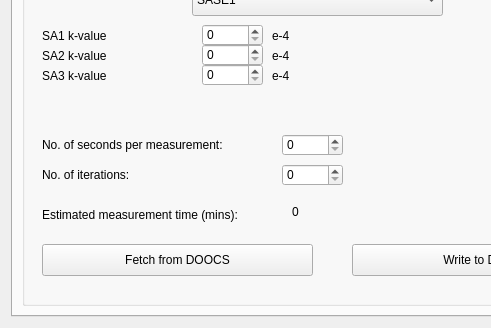
Qt form gui/UIDAQ.ui (cgre23/XFEL-Beam-Pointing-Predictions) before a commit; both pictures show x 0 to 491 and y 112 to 440 of the 705 by 440 pixel window.
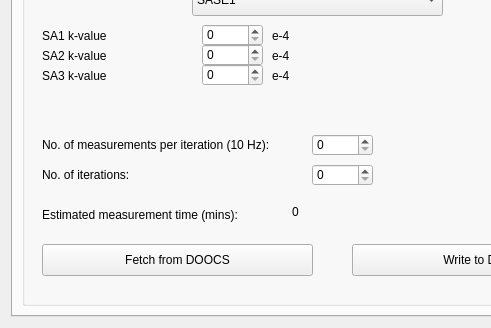
The same form after that commit. The open tabs and pages were chosen to show the change.

```diff
--- a/gui/UIDAQ.ui
+++ b/gui/UIDAQ.ui
@@ -305,7 +305,7 @@
            <rect>
             <x>20</x>
             <y>200</y>
-            <width>251</width>
+            <width>261</width>
             <height>21</height>
            </rect>
           </property>
@@ -316,13 +316,13 @@
            </size>
           </property>
           <property name="text">
-           <string>No. of seconds per measurement:</string>
+           <string>No. of measurements per iteration (10 Hz):</string>
           </property>
          </widget>
          <widget class="QSpinBox" name="measurement_time">
           <property name="geometry">
            <rect>
-            <x>260</x>
+            <x>290</x>
             <y>200</y>
             <width>61</width>
             <height>22</height>
@@ -354,7 +354,7 @@
          <widget class="QSpinBox" name="iterations">
           <property name="geometry">
            <rect>
-            <x>260</x>
+            <x>290</x>
             <y>230</y>
             <width>61</width>
             <height>22</height>
```
Left out of the diff: 2 changed lines with no effect on the pictures.
